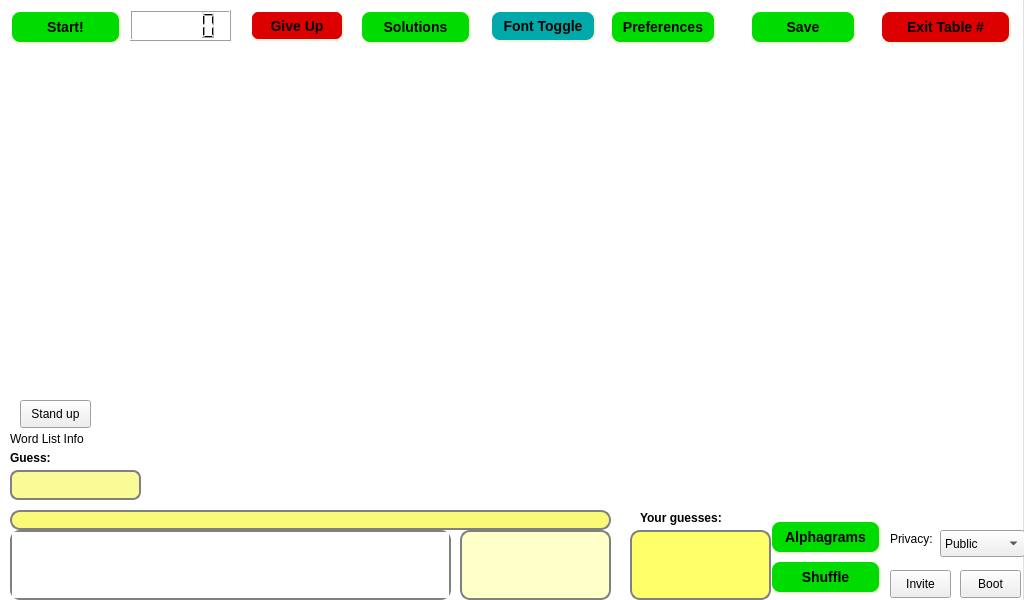
This is aerolith/trunk/src/aerolithclient/tableForm.ui in domino14/aerolithdesktop as Qt 5 draws it before an edit. The edited form follows.
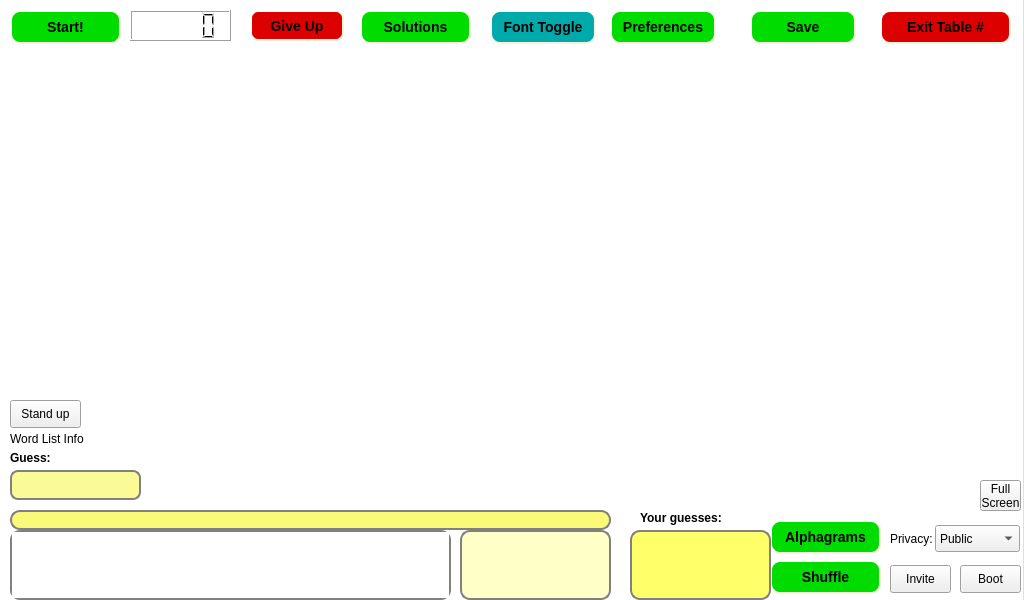
This is the edited form. Custom widgets are drawn as their Qt base class.

Patch:
```diff
--- a/aerolith/trunk/src/aerolithclient/tableForm.ui
+++ b/aerolith/trunk/src/aerolithclient/tableForm.ui
@@ -574,7 +574,7 @@
      <x>490</x>
      <y>10</y>
      <width>106</width>
-     <height>32</height>
+     <height>34</height>
     </rect>
    </property>
    <property name="focusPolicy">
@@ -643,8 +643,8 @@
   <widget class="QComboBox" name="comboBoxTablePrivacy">
    <property name="geometry">
     <rect>
-     <x>940</x>
-     <y>530</y>
+     <x>935</x>
+     <y>525</y>
      <width>85</width>
      <height>27</height>
     </rect>
@@ -680,7 +680,7 @@
    <property name="geometry">
     <rect>
      <x>890</x>
-     <y>570</y>
+     <y>565</y>
      <width>61</width>
      <height>28</height>
     </rect>
@@ -695,7 +695,7 @@
   <widget class="QPushButton" name="pushButtonStand">
    <property name="geometry">
     <rect>
-     <x>20</x>
+     <x>10</x>
      <y>400</y>
      <width>71</width>
      <height>28</height>
@@ -712,7 +712,7 @@
    <property name="geometry">
     <rect>
      <x>960</x>
-     <y>570</y>
+     <y>565</y>
      <width>61</width>
      <height>28</height>
     </rect>
@@ -724,6 +724,23 @@
     <string>Boot</string>
    </property>
   </widget>
+  <widget class="QToolButton" name="toolButtonFullScreen">
+   <property name="geometry">
+    <rect>
+     <x>980</x>
+     <y>480</y>
+     <width>41</width>
+     <height>31</height>
+    </rect>
+   </property>
+   <property name="focusPolicy">
+    <enum>Qt::NoFocus</enum>
+   </property>
+   <property name="text">
+    <string>Full
+Screen</string>
+   </property>
+  </widget>
  </widget>
  <customwidgets>
   <customwidget>
```
